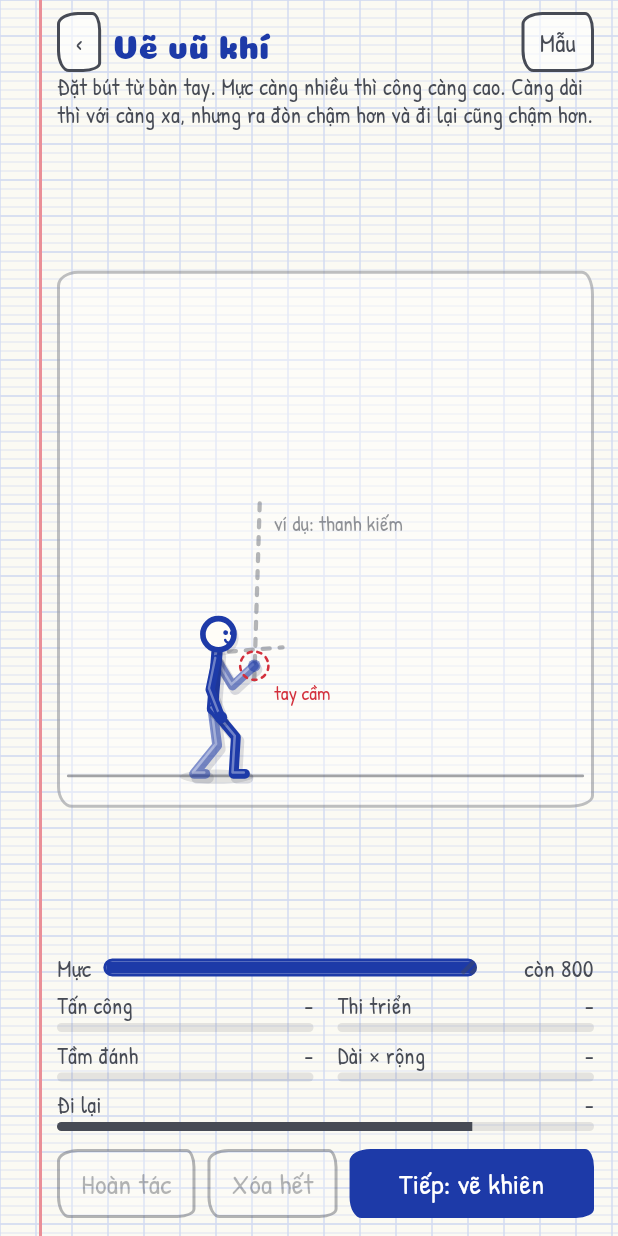
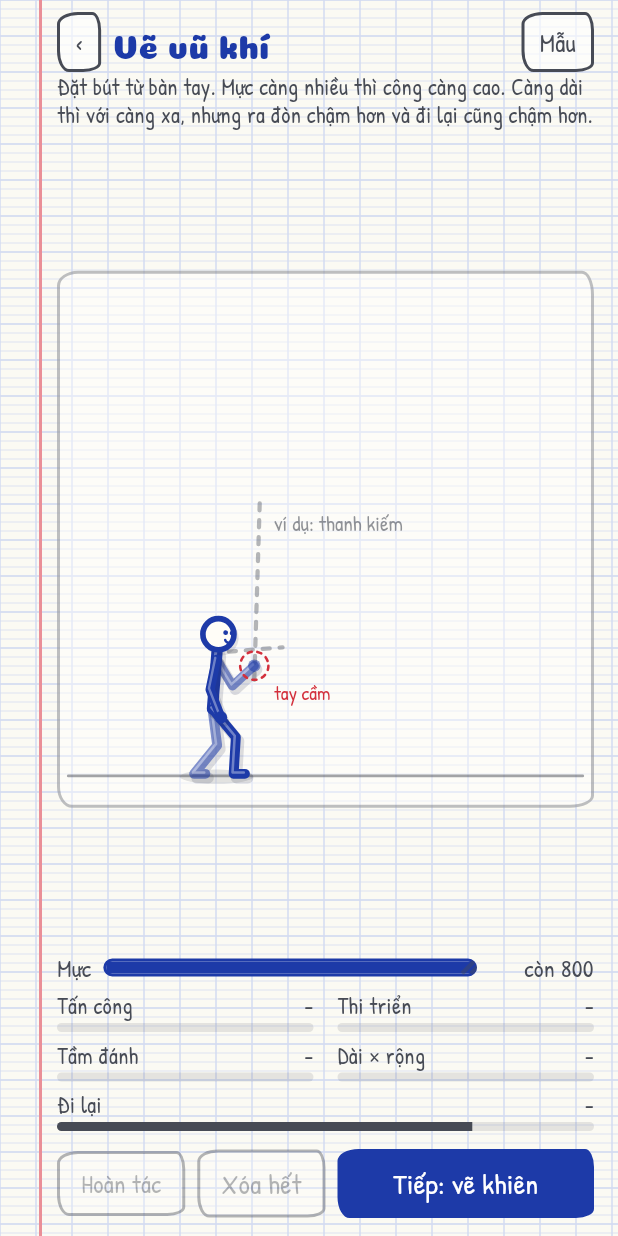
Before and after one commit to dantech0xff/pen-zz, a Flutter app: the screen it shows after launch, after a tap on "Vẽ đồ đầu tiên", on a phone screen of 412 x 824 dp. Run offline on Flutter 3.47's test engine with Material 3 defaults, Android fonts, the phone set to English and light mode, and no system bars; our stand-ins replace shared_preferences; missing offline and left inert: flame, flame_audio.

Commit message:
fix(ui): open the lobby on the next stage and fit long labels
- The lobby map follows the next unbeaten stage until the player picks
  another one, instead of starting on stage 1.
- Scrolling screens start at the top instead of floating in the middle.
- Button labels and stat values shrink to fit narrow phones, and the
  editor buttons share the row.
- Arena rule texts no longer repeat the arena name.
- Widget tests pump frames instead of settling, because the lobby hero
  animates forever, and find the canvas by key.

Co-Authored-By: Claude Opus 5.5 <noreply@anthropic.com>
Claude-Session: https://claude.ai/code/session_01Aa3H1xNf92KuBw5uy61Pi4

```diff
--- a/lib/app.dart
+++ b/lib/app.dart
@@ -27,7 +27,9 @@ class Nav extends ChangeNotifier {
   DrawFrom drawFrom = DrawFrom.home;
   OppSpec? opp;
   ArenaDef arena = arenas.first;
-  int selStage = 1;
+
+  /// Stage picked on the lobby map; null follows the next unbeaten stage.
+  int? selStage;
   int battleKey = 0;
 
   void go(Scr s) {
@@ -44,9 +46,9 @@ class Nav extends ChangeNotifier {
   }
 
   void openStage(int stage) {
-    selStage = stage.clamp(1, levelCount);
-    opp = stageOpponent(selStage);
-    arena = LevelDef(selStage).arena;
+    final st = stage.clamp(1, levelCount);
+    opp = stageOpponent(st);
+    arena = LevelDef(st).arena;
     go(Scr.pre);
   }
 
--- a/lib/core/arenas.dart
+++ b/lib/core/arenas.dart
@@ -125,7 +125,7 @@ const List<ArenaDef> arenas = [
     'Quạt trần',
     ArenaRules(wind: WindMode.alternate, windStrength: 1, windPeriod: 5),
     ArenaTheme(paper: 0xF4F8FB, line: 0xC5D6E6, kind: PaperKind.blueprint, doodle: Doodle.physics, ink: 0x2F5D8A),
-    'Quạt trần: gió đổi chiều mỗi 5 giây, đẩy người và làm đòn văng lệch.',
+    'Gió quạt đổi chiều mỗi 5 giây, đẩy người và làm đòn văng lệch.',
   ),
   ArenaDef(
     'thi-nghiem',
@@ -146,14 +146,14 @@ const List<ArenaDef> arenas = [
       ink: 0x7A4A2A,
       platform: 0xF1E2C2,
     ),
-    'Thành cổ: sau 18 giây sàn sụt dần từ hai mép.',
+    'Sau 18 giây sàn sụt dần từ hai mép.',
   ),
   ArenaDef(
     'ban-do',
     'Bản đồ',
     ArenaRules(half: 370, mud: [Zone(-285, -205), Zone(205, 285)]),
     ArenaTheme(paper: 0xF4F6EC, line: 0xD5DDBE, kind: PaperKind.kraft, doodle: Doodle.geo, ink: 0x5C6B2E),
-    'Bản đồ rộng, có đầm lầy gần hai mép làm chậm bước.',
+    'Sàn rộng, có đầm lầy gần hai mép làm chậm bước.',
   ),
   ArenaDef(
     'vuon-truong',
--- a/lib/ui/screens/battle_screen.dart
+++ b/lib/ui/screens/battle_screen.dart
@@ -371,8 +371,9 @@ class _BattleScreenState extends State<BattleScreen> {
       buttons.add(SketchButton(label: 'Đấu lại', primary: true, onTap: nav.startBattle));
       buttons.add(SketchButton(label: 'Về luyện tập', onTap: () => nav.go(Scr.practice)));
     }
-    if (g.save.free > 0)
+    if (g.save.free > 0) {
       buttons.add(SketchButton(label: 'Cộng ${g.save.free} điểm nâng cấp', onTap: () => nav.go(Scr.upgrade)));
+    }
     if (!r.won) {
       buttons.add(
         SketchButton(
--- a/lib/ui/screens/draw_screen.dart
+++ b/lib/ui/screens/draw_screen.dart
@@ -336,6 +336,7 @@ class _DrawScreenState extends State<DrawScreen> {
                       children: [
                         Positioned.fill(
                           child: Listener(
+                            key: const ValueKey('draw-canvas'),
                             behavior: HitTestBehavior.opaque,
                             onPointerDown: (e) {
                               if (_pointer != null) return;
@@ -434,7 +435,8 @@ class _DrawScreenState extends State<DrawScreen> {
           const SizedBox(height: 6),
           Row(
             children: [
-              SketchButton(
+              Expanded(
+                child: SketchButton(
                   label: 'Hoàn tác',
                   onTap: cur.isEmpty
                       ? null
@@ -444,8 +446,10 @@ class _DrawScreenState extends State<DrawScreen> {
                           _changed();
                         },
                 ),
+              ),
               const SizedBox(width: 8),
-              SketchButton(
+              Expanded(
+                child: SketchButton(
                   label: 'Xóa hết',
                   onTap: cur.isEmpty
                       ? null
@@ -455,8 +459,10 @@ class _DrawScreenState extends State<DrawScreen> {
                           _changed();
                         },
                 ),
+              ),
               const SizedBox(width: 8),
               Expanded(
+                flex: 2,
                 child: SketchButton(
                   label: first ? (weapon ? 'Tiếp: vẽ khiên' : 'Xong, vào màn ${g.save.stage + 1}') : 'Lưu đồ',
                   primary: true,
--- a/lib/ui/screens/home_screen.dart
+++ b/lib/ui/screens/home_screen.dart
@@ -29,8 +29,10 @@ class _HomeScreenState extends State<HomeScreen> {
   Widget build(BuildContext context) {
     final g = AppScope.of(context), nav = NavScope.of(context), s = g.save;
     final next = g.nextStage;
-    var sel = nav.selStage;
+    var sel = nav.selStage ?? next;
     if (sel > next || sel < 1) sel = next;
+    // Picking the next stage again goes back to following progress.
+    void pick(int st) => setState(() => nav.selStage = st == next ? null : st);
     final ch = (sel - 1) ~/ levelsPerChapter, lastCh = (next - 1) ~/ levelsPerChapter;
     final chapter = chapters[ch];
     final chStars = [for (var i = 0; i < 10; i++) starCount(s.stars[ch * 10 + i])].fold(0, (a, b) => a + b);
@@ -42,7 +44,11 @@ class _HomeScreenState extends State<HomeScreen> {
         children: [
           Row(
             children: [
-              Transform.rotate(
+              Flexible(
+                child: FittedBox(
+                  fit: BoxFit.scaleDown,
+                  alignment: Alignment.centerLeft,
+                  child: Transform.rotate(
                     angle: -2 * math.pi / 180,
                     child: Container(
                       padding: const EdgeInsets.symmetric(horizontal: 4),
@@ -55,6 +61,8 @@ class _HomeScreenState extends State<HomeScreen> {
                         ),
                       ),
                       child: Text('Bút Chiến', style: T.display(25)),
+                    ),
+                  ),
                 ),
               ),
               const Spacer(),
@@ -116,7 +124,7 @@ class _HomeScreenState extends State<HomeScreen> {
           const SizedBox(height: 4),
           Row(
             children: [
-              _MiniBtn('‹', ch > 0 ? () => setState(() => nav.selStage = (ch - 1) * 10 + 1) : null),
+              _MiniBtn('‹', ch > 0 ? () => pick((ch - 1) * 10 + 1) : null),
               Expanded(
                 child: Column(
                   children: [
@@ -130,10 +138,7 @@ class _HomeScreenState extends State<HomeScreen> {
                   ],
                 ),
               ),
-              _MiniBtn(
-                '›',
-                ch < lastCh ? () => setState(() => nav.selStage = math.min(next, (ch + 1) * 10 + 1)) : null,
-              ),
+              _MiniBtn('›', ch < lastCh ? () => pick(math.min(next, (ch + 1) * 10 + 1)) : null),
             ],
           ),
           const SizedBox(height: 4),
@@ -153,7 +158,7 @@ class _HomeScreenState extends State<HomeScreen> {
                   selected: ch * 10 + i == sel,
                   enabled: ch * 10 + i <= next,
                   stars: s.stars[ch * 10 + i - 1],
-                  onTap: () => setState(() => nav.selStage = ch * 10 + i),
+                  onTap: () => pick(ch * 10 + i),
                 ),
             ],
           ),
@@ -310,7 +315,7 @@ class _HeroPainter extends CustomPainter {
       ..tauntT = math.max(0, tauntAt);
     paintFighter(c, f, t);
     c.restore();
-    if (tauntAt >= 0)
+    if (tauntAt >= 0) {
       drawBubble(
         c,
         tx + 10 * k,
@@ -320,6 +325,7 @@ class _HeroPainter extends CustomPainter {
         size.width,
       );
     }
+  }
 
   @override
   bool shouldRepaint(covariant CustomPainter oldDelegate) => true;
--- a/lib/ui/screens/upgrade_screen.dart
+++ b/lib/ui/screens/upgrade_screen.dart
@@ -61,6 +61,7 @@ class UpgradeScreen extends StatelessWidget {
                         ],
                       ),
                     ),
+                    const SizedBox(width: 10),
                     SizedBox(
                       width: 58,
                       height: 58,
--- a/lib/ui/widgets.dart
+++ b/lib/ui/widgets.dart
@@ -80,10 +80,13 @@ class _SketchButtonState extends State<SketchButton> {
         ? const EdgeInsets.symmetric(horizontal: 14, vertical: 12)
         : const EdgeInsets.symmetric(horizontal: 14, vertical: 9);
     Widget content = widget.subtitle == null
-        ? Text(
-            widget.label,
-            textAlign: TextAlign.center,
-            style: widget.big ? T.display(21, fg) : T.body(widget.compact ? 17 : 19, fg),
+        ? FittedBox(
+            fit: BoxFit.scaleDown,
+            child: Text(
+              widget.label,
+              textAlign: TextAlign.center,
+              style: widget.big ? T.display(21, fg) : T.body(widget.compact ? 17 : 19, fg),
+            ),
           )
         : Column(
             crossAxisAlignment: CrossAxisAlignment.start,
@@ -381,8 +384,15 @@ class StatGrid extends StatelessWidget {
       children: [
         Row(
           children: [
-            Expanded(child: Text(it.label, style: T.body(15))),
-            Text(it.value, style: T.body(15).copyWith(fontFeatures: const [FontFeature.tabularFigures()])),
+            Text(it.label, style: T.body(15)),
+            const SizedBox(width: 6),
+            Expanded(
+              child: FittedBox(
+                fit: BoxFit.scaleDown,
+                alignment: Alignment.centerRight,
+                child: Text(it.value, style: T.body(15).copyWith(fontFeatures: const [FontFeature.tabularFigures()])),
+              ),
+            ),
           ],
         ),
         const SizedBox(height: 2),
@@ -535,7 +545,8 @@ class ScreenFrame extends StatelessWidget {
   @override
   Widget build(BuildContext context) => PaperBackground(
     child: SafeArea(
-      child: Center(
+      child: Align(
+        alignment: Alignment.topCenter,
         child: ConstrainedBox(
           constraints: const BoxConstraints(maxWidth: 560),
           child: Padding(
```
Also changed, not shown: 1 other file. Lines whose indentation alone changed are shown as unchanged.
